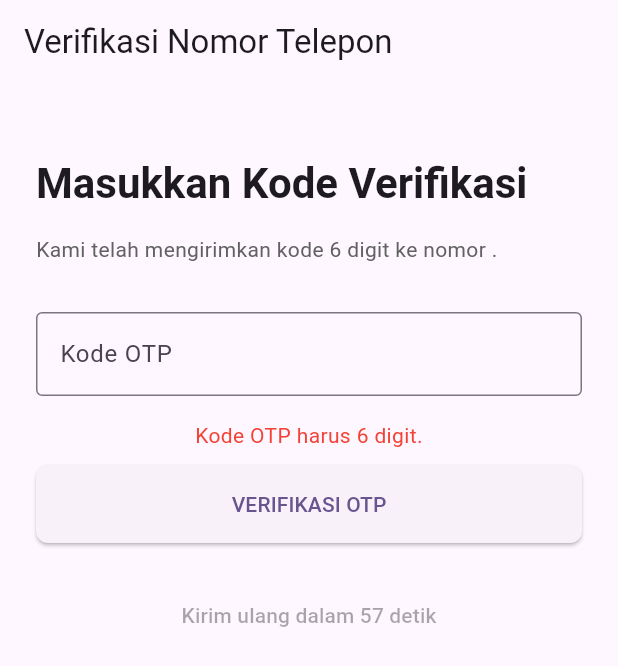
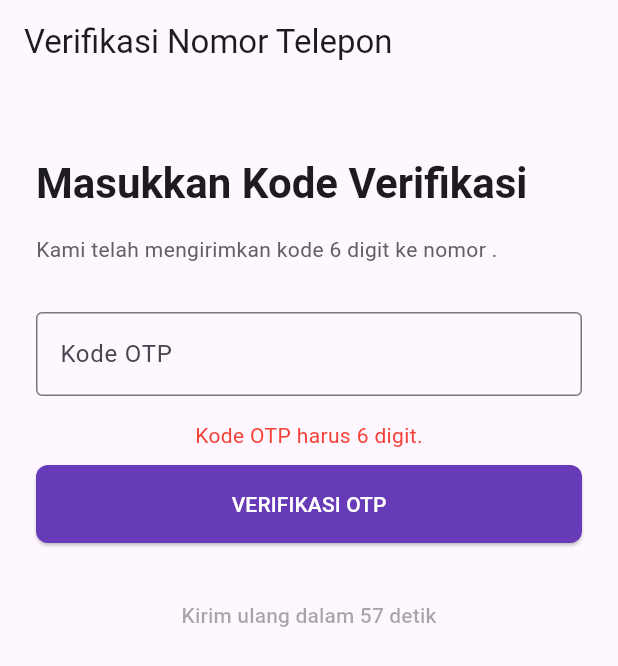
Before and after one commit to piksemos-org/piksel_mos, a Flutter app: the VerificationScreen screen opened directly with empty values, after a tap on "VERIFIKASI OTP", on a phone screen of 412 x 824 dp. Shown: the top 666 px of the screen. Run offline on Flutter 3.47's test engine with Material 3 defaults, Android fonts, the phone set to English and light mode, and no system bars; our stand-ins replace shared_preferences; accounts and stored records are empty.

Commit message:
Terbaru 2

```diff
--- a/lib/screens/auth/verification_screen.dart
+++ b/lib/screens/auth/verification_screen.dart
@@ -3,6 +3,7 @@ import 'dart:convert';
 import 'package:flutter/material.dart';
 import 'package:http/http.dart' as http;
 import 'package:piksel_mos/screens/auth/login_screen.dart';
+import 'package:shared_preferences/shared_preferences.dart';
 
 class VerificationScreen extends StatefulWidget {
   final String phoneNumber;
@@ -63,7 +64,6 @@ class _VerificationScreenState extends State<VerificationScreen> {
     });
   }
 
-  // --- FUNGSI UTAMA YANG DIREVISI ---
   Future<void> _verifyOtp() async {
     if (_otpController.text.length != 6) {
       setState(() {
@@ -78,25 +78,23 @@ class _VerificationScreenState extends State<VerificationScreen> {
     });
 
     try {
-      // 3b. Implementasi Panggilan API
-      final url = Uri.parse('http://178.128.18.30:3000/api/auth/verify-otp');
+      final url = Uri.parse('http://10.0.2.2:3000/api/auth/verify-otp');
       final headers = {'Content-Type': 'application/json; charset=UTF-8'};
       final body = json.encode({
         'phoneNumber': widget.phoneNumber,
         'otpCode': _otpController.text,
       });
 
-      final response = await http.post(url, headers: headers, body: body);
+      final response = await http.post(url, headers: headers, body: body)
+          .timeout(const Duration(seconds: 15));
 
       if (mounted) {
+        final responseData = json.decode(response.body);
         if (response.statusCode == 200) {
-          // --- SUKSES ---
-          ScaffoldMessenger.of(context).showSnackBar(
-            const SnackBar(
-              content: Text('Verifikasi berhasil! Silakan login.'),
-              backgroundColor: Colors.green,
-            ),
-          );
+          final prefs = await SharedPreferences.getInstance();
+          await prefs.setString('session_token', responseData['token'] ?? 'dummy_token');
+          await prefs.setBool('onboarding_completed', false);
+
           Navigator.of(context).pushAndRemoveUntil(
             MaterialPageRoute(
               builder: (context) => const LoginScreen(
@@ -106,10 +104,9 @@ class _VerificationScreenState extends State<VerificationScreen> {
                 (Route<dynamic> route) => false,
           );
         } else {
-          // --- GAGAL ---
-          final responseData = json.decode(response.body);
           setState(() {
-            _errorMessage = responseData['message'] ?? 'Kode OTP salah atau tidak valid.';
+            _errorMessage =
+                responseData['message'] ?? 'Kode OTP salah atau tidak valid.';
             _failedAttempts++;
             if (_failedAttempts >= 3) {
               _startCooldownTimer();
@@ -119,11 +116,9 @@ class _VerificationScreenState extends State<VerificationScreen> {
         }
       }
     } catch (e) {
-      if (mounted) {
-        setState(() {
-          _errorMessage = 'Gagal terhubung ke server. Periksa koneksi Anda.';
-        });
-      }
+      setState(() {
+        _errorMessage = 'Gagal terhubung ke server. Periksa koneksi Anda.';
+      });
     } finally {
       if (mounted) {
         setState(() {
@@ -136,12 +131,13 @@ class _VerificationScreenState extends State<VerificationScreen> {
   Future<void> _sendOtpAgain() async {
     if (!_canResend) return;
 
-    // (Logika kirim ulang OTP tetap sama, diasumsikan sudah terhubung ke server)
     try {
-      final url = Uri.parse('http://178.128.18.30:3000/api/auth/resend-otp');
+      final url = Uri.parse('http://10.0.2.2:3000/api/auth/resend-otp');
       final headers = {'Content-Type': 'application/json; charset=UTF-8'};
       final body = json.encode({'phoneNumber': widget.phoneNumber});
-      final response = await http.post(url, headers: headers, body: body);
+
+      final response = await http.post(url, headers: headers, body: body)
+          .timeout(const Duration(seconds: 15));
 
       if (mounted) {
         if (response.statusCode == 200) {
@@ -228,6 +224,8 @@ class _VerificationScreenState extends State<VerificationScreen> {
                 ElevatedButton(
                   onPressed: _isLoading ? null : _verifyOtp,
                   style: ElevatedButton.styleFrom(
+                      backgroundColor: Colors.deepPurple,
+                      foregroundColor: Colors.white,
                       padding: const EdgeInsets.symmetric(vertical: 16)),
                   child: _isLoading
                       ? const SizedBox(
--- a/pubspec.yaml
+++ b/pubspec.yaml
@@ -13,6 +13,7 @@ dependencies:
   cupertino_icons: ^1.0.8
   flutter_svg: ^2.0.10+1
   http: ^1.2.1
+  shared_preferences: ^2.2.3
 
 dev_dependencies:
   flutter_test:
```
Also changed, not shown: lib/main.dart (+3 -4 lines), lib/screens/auth/auth_wrapper.dart (added, +69 -0 lines), lib/screens/auth/login_screen.dart (+16 -26 lines), lib/screens/onboarding/onboarding_screen.dart (+16 -23 lines), pubspec.lock, 1 other file.
